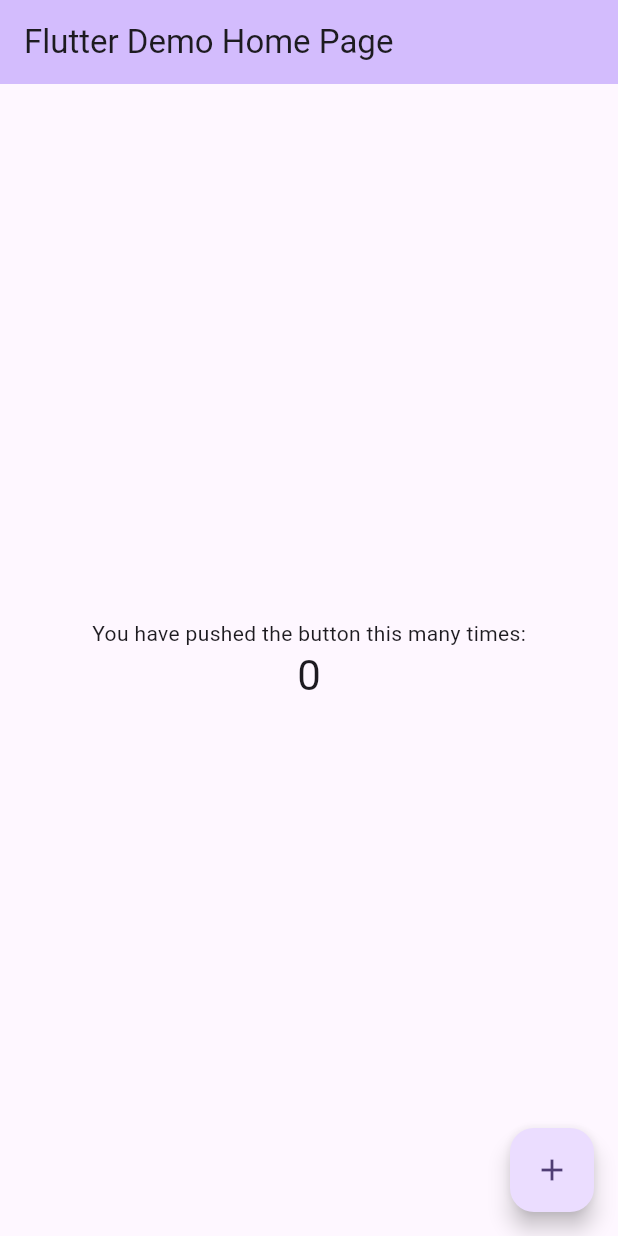
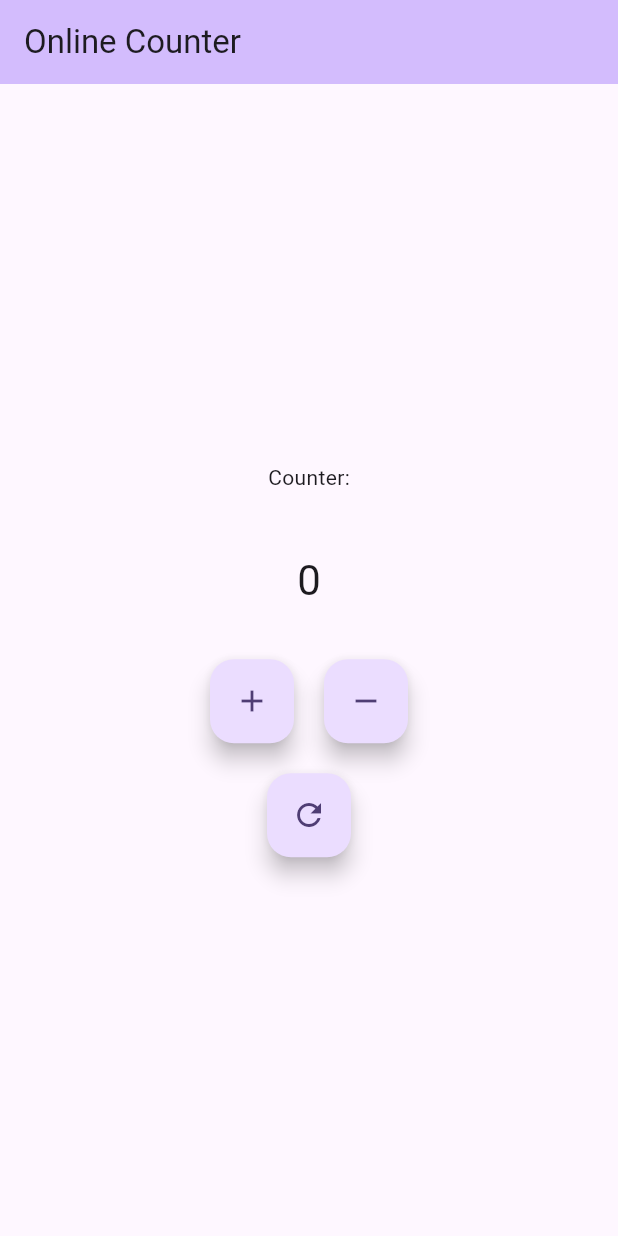
Before and after one commit to naseebnaushad/helloworld, a Flutter app: the screen it shows after launch, on a phone screen of 412 x 824 dp. Run offline on Flutter 3.47's test engine with Material 3 defaults, Android fonts, the phone set to English and light mode, and no system bars.

Commit message:
Changed to Online counter

```diff
--- a/lib/main.dart
+++ b/lib/main.dart
@@ -7,45 +7,20 @@
 class MyApp extends StatelessWidget {
   const MyApp({super.key});
 
-  // This widget is the root of your application.
   @override
   Widget build(BuildContext context) {
     return MaterialApp(
-      title: 'Flutter Demo',
+      title: 'Online Counter',
       theme: ThemeData(
-        // This is the theme of your application.
-        //
-        // TRY THIS: Try running your application with "flutter run". You'll see
-        // the application has a purple toolbar. Then, without quitting the app,
-        // try changing the seedColor in the colorScheme below to Colors.green
-        // and then invoke "hot reload" (save your changes or press the "hot
-        // reload" button in a Flutter-supported IDE, or press "r" if you used
-        // the command line to start the app).
-        //
-        // Notice that the counter didn't reset back to zero; the application
-        // state is not lost during the reload. To reset the state, use hot
-        // restart instead.
-        //
-        // This works for code too, not just values: Most code changes can be
-        // tested with just a hot reload.
         colorScheme: ColorScheme.fromSeed(seedColor: Colors.deepPurple),
       ),
-      home: const MyHomePage(title: 'Flutter Demo Home Page'),
+      home: const MyHomePage(title: 'Online Counter'),
     );
   }
 }
 
 class MyHomePage extends StatefulWidget {
   const MyHomePage({super.key, required this.title});
-
-  // This widget is the home page of your application. It is stateful, meaning
-  // that it has a State object (defined below) that contains fields that affect
-  // how it looks.
-
-  // This class is the configuration for the state. It holds the values (in this
-  // case the title) provided by the parent (in this case the App widget) and
-  // used by the build method of the State. Fields in a Widget subclass are
-  // always marked "final".
 
   final String title;
 
@@ -58,65 +33,68 @@
 
   void _incrementCounter() {
     setState(() {
-      // This call to setState tells the Flutter framework that something has
-      // changed in this State, which causes it to rerun the build method below
-      // so that the display can reflect the updated values. If we changed
-      // _counter without calling setState(), then the build method would not be
-      // called again, and so nothing would appear to happen.
       _counter++;
+    });
+  }
+
+  void _decrementCounter() {
+    setState(() {
+      _counter = _counter > 0 ? _counter - 1 : 0;
+    });
+  }
+
+  void _resetCounter() {
+    setState(() {
+      _counter = 0;
     });
   }
 
   @override
   Widget build(BuildContext context) {
-    // This method is rerun every time setState is called, for instance as done
-    // by the _incrementCounter method above.
-    //
-    // The Flutter framework has been optimized to make rerunning build methods
-    // fast, so that you can just rebuild anything that needs updating rather
-    // than having to individually change instances of widgets.
     return Scaffold(
       appBar: AppBar(
-        // TRY THIS: Try changing the color here to a specific color (to
-        // Colors.amber, perhaps?) and trigger a hot reload to see the AppBar
-        // change color while the other colors stay the same.
         backgroundColor: Theme.of(context).colorScheme.inversePrimary,
-        // Here we take the value from the MyHomePage object that was created by
-        // the App.build method, and use it to set our appbar title.
+
         title: Text(widget.title),
       ),
       body: Center(
-        // Center is a layout widget. It takes a single child and positions it
-        // in the middle of the parent.
         child: Column(
-          // Column is also a layout widget. It takes a list of children and
-          // arranges them vertically. By default, it sizes itself to fit its
-          // children horizontally, and tries to be as tall as its parent.
-          //
-          // Column has various properties to control how it sizes itself and
-          // how it positions its children. Here we use mainAxisAlignment to
-          // center the children vertically; the main axis here is the vertical
-          // axis because Columns are vertical (the cross axis would be
-          // horizontal).
-          //
-          // TRY THIS: Invoke "debug painting" (choose the "Toggle Debug Paint"
-          // action in the IDE, or press "p" in the console), to see the
-          // wireframe for each widget.
           mainAxisAlignment: MainAxisAlignment.center,
           children: <Widget>[
-            const Text('You have pushed the button this many times:'),
+            const Text('Counter:'),
+            SizedBox(height: 40,),
             Text(
               '$_counter',
               style: Theme.of(context).textTheme.headlineMedium,
             ),
+            SizedBox(height: 35,),
+            Row(
+              mainAxisAlignment: MainAxisAlignment.center,
+              children: [
+                FloatingActionButton(
+                  onPressed: _incrementCounter,
+                  tooltip: 'Increment',
+                  child: const Icon(Icons.add),
+                ),
+                SizedBox(width: 20,),
+                FloatingActionButton(
+                  onPressed: _decrementCounter,
+                  tooltip: 'Decrement',
+                  child: const Icon(Icons.remove),
+                ),
+              ],
+            ),
+            SizedBox(
+              height: 20,
+            ),
+            FloatingActionButton(
+              onPressed: _resetCounter,
+              tooltip: 'Reset',
+              child: const Icon(Icons.refresh),
+            ),
           ],
         ),
       ),
-      floatingActionButton: FloatingActionButton(
-        onPressed: _incrementCounter,
-        tooltip: 'Increment',
-        child: const Icon(Icons.add),
-      ), // This trailing comma makes auto-formatting nicer for build methods.
     );
   }
 }
```
Also changed, not shown: 1 other file.
